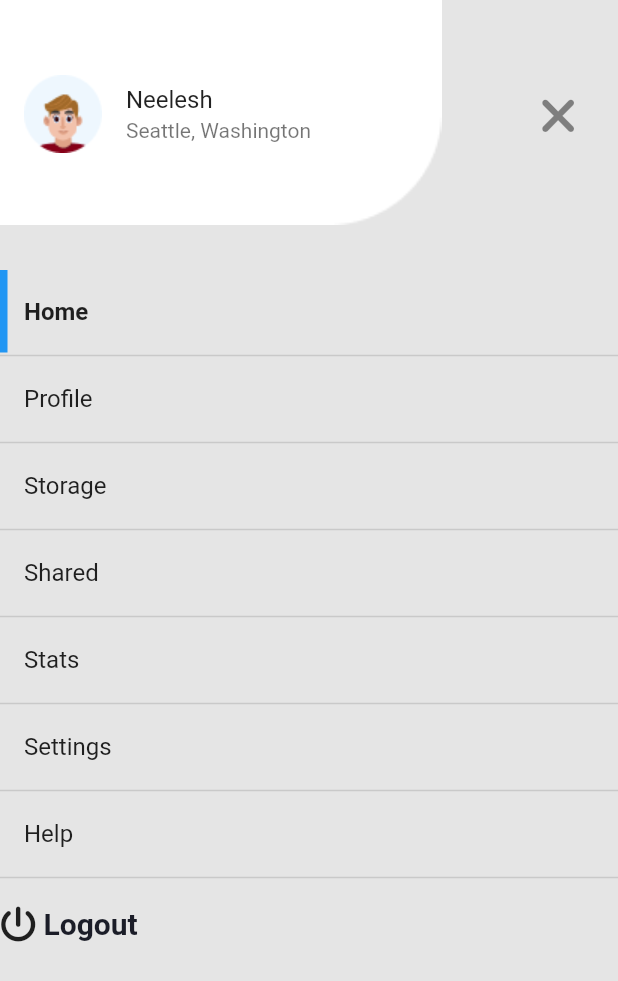
After one commit to NurRozikin/dirbbox, a Flutter app: the MenuView screen opened by its route, on a phone screen of 412 x 824 dp. The commit adds this screen. Shown: the top 981 px of the screen. Run offline on Flutter 3.47's test engine with Material 2 defaults, Android fonts, the phone set to English and light mode, and no system bars; our stand-ins replace font_awesome_flutter, get.

Commit message:
added menu page

```diff
--- a/lib/app/modules/home/views/home_view.dart
+++ b/lib/app/modules/home/views/home_view.dart
@@ -49,7 +49,7 @@ class HomeView extends GetView<HomeController> {
             actions: [
               IconButton(
                   onPressed: () {
-                    Get.toNamed(Routes.PROFILE);
+                    Get.offNamed(Routes.MENU);
                   },
                   icon: Image.asset('assets/icons/Union.png'))
             ],
--- /dev/null
+++ b/lib/app/modules/menu/bindings/menu_binding.dart
@@ -0,0 +1,12 @@
+import 'package:get/get.dart';
+
+import '../controllers/menu_controller.dart';
+
+class MenuBinding extends Bindings {
+  @override
+  void dependencies() {
+    Get.lazyPut<MenuController>(
+      () => MenuController(),
+    );
+  }
+}
--- /dev/null
+++ b/lib/app/modules/menu/controllers/menu_controller.dart
@@ -0,0 +1,20 @@
+import 'package:get/get.dart';
+
+class MenuController extends GetxController {
+  //TODO: Implement MenuController
+
+  final count = 0.obs;
+  @override
+  void onInit() {
+    super.onInit();
+  }
+
+  @override
+  void onReady() {
+    super.onReady();
+  }
+
+  @override
+  void onClose() {}
+  void increment() => count.value++;
+}
--- /dev/null
+++ b/lib/app/modules/menu/views/menu_view.dart
@@ -0,0 +1,177 @@
+import 'package:dirbbox/app/modules/home/bindings/home_binding.dart';
+import 'package:dirbbox/app/modules/home/views/home_view.dart';
+import 'package:dirbbox/app/routes/app_pages.dart';
+import 'package:flutter/material.dart';
+import 'package:font_awesome_flutter/font_awesome_flutter.dart';
+
+import 'package:get/get.dart';
+
+import '../controllers/menu_controller.dart';
+
+class MenuView extends GetView<MenuController> {
+  @override
+  Widget build(BuildContext context) {
+    return Scaffold(
+      backgroundColor: Color(0xFFE5E5E5),
+      /*
+      appBar: AppBar(
+        title: Text('MenuView'),
+        centerTitle: true,
+      ),
+      */
+      body: CustomScrollView(
+        slivers: [
+
+          SliverToBoxAdapter(
+          child: Container(
+              height: 150,
+              width: Get.width,
+              padding: EdgeInsets.all(0),
+              decoration: BoxDecoration(
+                  image: DecorationImage(image: AssetImage("assets/images/bgmenu.png"),fit: BoxFit.contain, alignment: Alignment.centerLeft)
+              ),
+              child: Padding(
+                padding: const EdgeInsets.symmetric(vertical: 40),
+                child: ListTile(
+                leading: Image.asset("assets/images/Profile Image.png"),
+                title: Text("Neelesh"),
+                subtitle: Text("Seattle, Washington"),
+                trailing: IconButton(onPressed: (){
+                  //Get.offNamed(Routes.MENUCLOSE);
+                 off(HomeView(), Transition.rightToLeft);
+                }, icon: FaIcon(FontAwesomeIcons.xmark, size: 34,)),
+            ),
+              ),)),
+
+
+          /*
+          SliverAppBar(
+            backgroundColor:Color(0xFFE5E5E5) ,
+            toolbarHeight: 127,
+            flexibleSpace: Container(
+                height: 147,
+                width: 240,
+                decoration: BoxDecoration(
+                    image: DecorationImage(image: AssetImage("assets/images/bgmenu.png"),fit: BoxFit.contain, alignment: Alignment.centerLeft)
+                ),
+            ),
+            title: ListTile(
+                leading: Image.asset("assets/images/Profile Image.png"),
+                title: Text("Neelesh"),
+                subtitle: Text("Seattle, Washington"),
+                trailing: IconButton(onPressed: (){
+                  Get.toNamed(Routes.HOME);
+                }, icon: FaIcon(FontAwesomeIcons.xmark, size: 34,)),
+            ),),
+            */
+            SliverToBoxAdapter(
+              child: SizedBox(height: 30)
+            ),
+            SliverList(delegate: SliverChildListDelegate(
+              [
+                Stack(
+                  children: [
+                    Container(width:5,height: 55, color: Colors.blue,
+                  ),
+                    ListTile(
+                      title: Text("Home", style: TextStyle(
+                        fontWeight: FontWeight.bold
+                      ),),
+                    ),
+                  ],
+                ),
+                Divider(height: 2, thickness: 1,),
+
+               Stack(
+                  children: [
+                    ListTile(
+                      onTap: () {
+                        Get.offNamed(Routes.HOME);
+                        Get.toNamed(Routes.PROFILE);
+                      },
+                      title: Text("Profile"),
+                    ),
+                  ],
+                ),
+                Divider(height: 2, thickness: 1,),
+
+                Stack(
+                  children: [
+                    ListTile(
+                      title: Text("Storage"),
+                    ),
+                  ],
+                ),
+                Divider(height: 2, thickness: 1,),
+
+                Stack(
+                  children: [
+                    ListTile(
+                      title: Text("Shared"),
+                    ),
+                  ],
+                ),
+                Divider(height: 2, thickness: 1,),
+
+                Stack(
+                  children: [
+                    ListTile(
+                      title: Text("Stats"),
+                    ),
+                  ],
+                ),
+                Divider(height: 2, thickness: 1,),
+
+                Stack(
+                  children: [
+                    ListTile(
+                      title: Text("Settings"),
+                    ),
+                  ],
+                ),
+                Divider(height: 2, thickness: 1,),
+
+                Stack(
+                  children: [
+                    ListTile(
+                      title: Text("Help"),
+                    ),
+                  ],
+                ),
+                Divider(height: 2, thickness: 1,),
+
+                SizedBox(height: 10),
+
+                GestureDetector(
+                  onTap: () => Get.offAllNamed(Routes.LOGIN),
+                  child:  SizedBox(
+                      height: 40,
+                      width: Get.width,
+                      child: Row(
+                        children: [
+                          FaIcon(FontAwesomeIcons.powerOff),
+                          SizedBox(width: 5,),
+                          Text("Logout", style: TextStyle(fontWeight: FontWeight.bold, fontSize: 20, color: Color(0xFF1B1D28),)),
+                        ])
+                    )
+
+
+
+                )
+              ]
+            ))
+          ],
+      ),
+    );
+  }
+
+  static Future<dynamic> off(dynamic page,Transition? transition, {dynamic arguments}) async {
+    Get.off(
+      page,
+      arguments: arguments,
+      binding: HomeBinding(),
+      transition: transition ?? Transition.leftToRightWithFade,
+      duration: const Duration(milliseconds: 250),
+    );
+  }
+}
--- a/lib/app/routes/app_pages.dart
+++ b/lib/app/routes/app_pages.dart
@@ -1,4 +1,7 @@
 import 'package:get/get.dart';
+
+import 'package:dirbbox/app/modules/menu/bindings/menu_binding.dart';
+import 'package:dirbbox/app/modules/menu/views/menu_view.dart';
 
 import '../modules/home/bindings/home_binding.dart';
 import '../modules/home/views/home_view.dart';
@@ -30,5 +33,17 @@ class AppPages {
       page: () => const ProfileView(),
       binding: ProfileBinding(),
     ),
+    GetPage(
+      name: _Paths.MENU,
+      page: () => MenuView(),
+      binding: MenuBinding(),
+      transition: Transition.leftToRightWithFade
+    ),
+    GetPage(
+      name: _Paths.MENUCLOSE,
+      page: () => HomeView(),
+      binding: HomeBinding(),
+      transition: Transition.rightToLeftWithFade
+    ),
   ];
 }
--- a/lib/app/routes/app_routes.dart
+++ b/lib/app/routes/app_routes.dart
@@ -6,6 +6,8 @@ abstract class Routes {
   static const HOME = _Paths.HOME;
   static const LOGIN = _Paths.LOGIN;
   static const PROFILE = _Paths.PROFILE;
+  static const MENU = _Paths.MENU;
+  static const MENUCLOSE = _Paths.MENUCLOSE;
 }
 
 abstract class _Paths {
@@ -13,4 +15,6 @@ abstract class _Paths {
   static const HOME = '/home';
   static const LOGIN = '/login';
   static const PROFILE = '/profile';
+  static const MENU = '/menu';
+  static const MENUCLOSE = '/menu_close';
 }
```
Also changed, not shown: pubspec.yaml (+5 -4 lines), assets/images/bgmenu.png (added), pubspec.lock.
